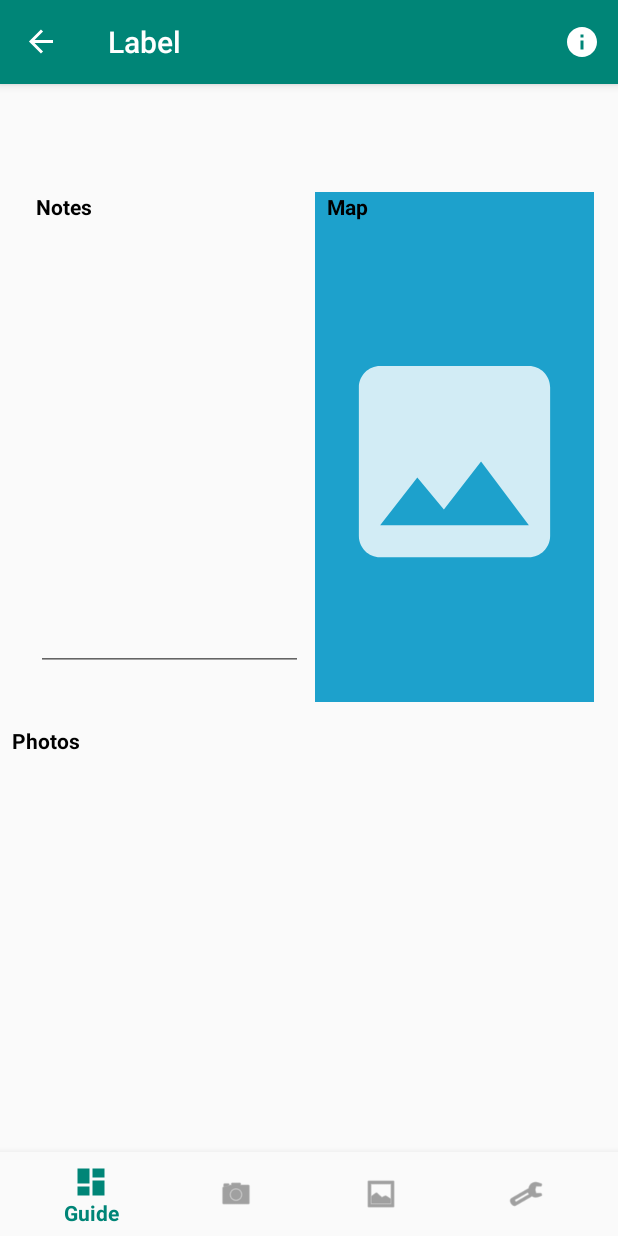
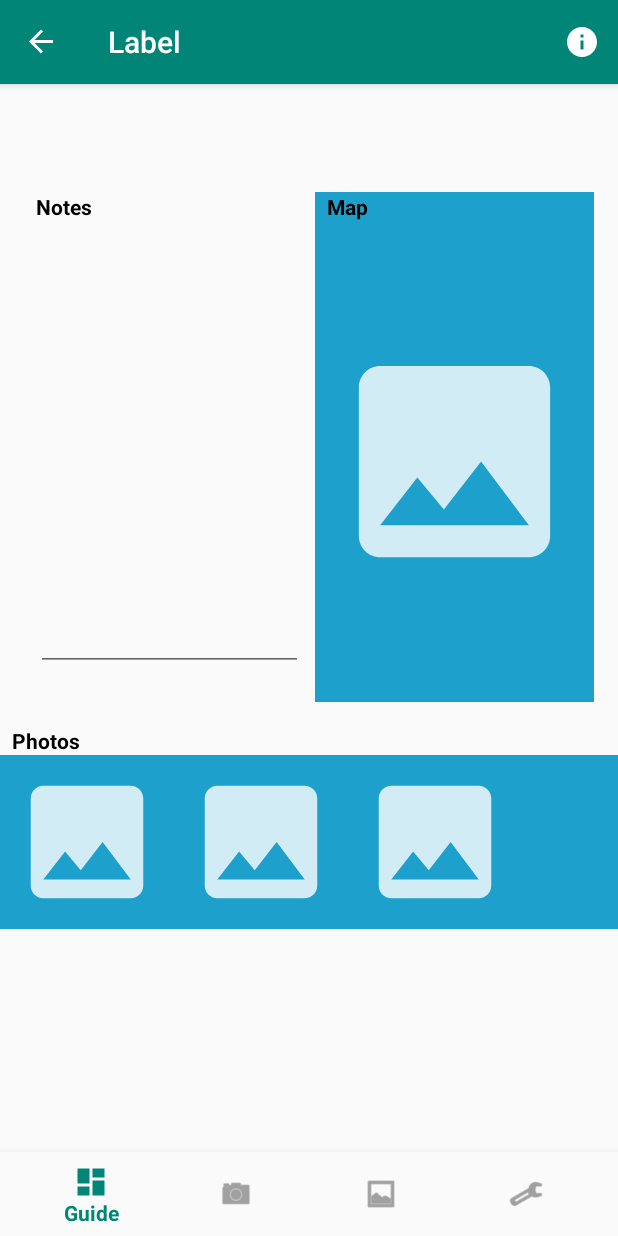
Before and after one commit to cosbeyr/explorers_pack, an Android app: the SubHikeFragment screen opened through its navigation route, on a phone screen of 412 x 824 dp. Run offline under Robolectric (Android 15) with nearby library versions, the phone set to English and light mode, and no system bars; our stand-ins replace navigation-ui.

Commit message:
Designing the hike page. placeholder images added for the map and the photos section.

```diff
--- a/app/src/main/res/layout/sub_hike_fragment.xml
+++ b/app/src/main/res/layout/sub_hike_fragment.xml
@@ -73,7 +73,7 @@
                 android:textStyle="bold" />
 
             <ImageView
-                android:id="@+id/item_image"
+                android:id="@+id/map_image"
                 android:layout_width="match_parent"
                 android:layout_height="match_parent"
                 android:layout_gravity="center"
@@ -101,6 +101,36 @@
             android:textColor="#000000"
             android:textIsSelectable="false"
             android:textStyle="bold" />
+        <LinearLayout
+            android:id="@+id/photos"
+            android:layout_width="match_parent"
+            android:layout_height="wrap_content"
+            android:background="@color/tile"
+            android:orientation="horizontal"
+>
+            <ImageView
+                android:id="@+id/item_image"
+                android:layout_width="100dp"
+                android:layout_height="100dp"
+                android:layout_margin="@dimen/text_margin"
+                android:src="@drawable/ic_placeholder_photo"
+                android:textAppearance="?attr/textAppearanceListItem" />
+            <ImageView
+                android:id="@+id/item_image2"
+                android:layout_width="100dp"
+                android:layout_height="100dp"
+                android:layout_margin="@dimen/text_margin"
+                android:src="@drawable/ic_placeholder_photo"
+                android:textAppearance="?attr/textAppearanceListItem" />
+            <ImageView
+                android:id="@+id/item_image3"
+                android:layout_width="100dp"
+                android:layout_height="100dp"
+                android:layout_margin="@dimen/text_margin"
+                android:src="@drawable/ic_placeholder_photo"
+                android:textAppearance="?attr/textAppearanceListItem" />
+        </LinearLayout>
+
 
     </LinearLayout>
 
```
